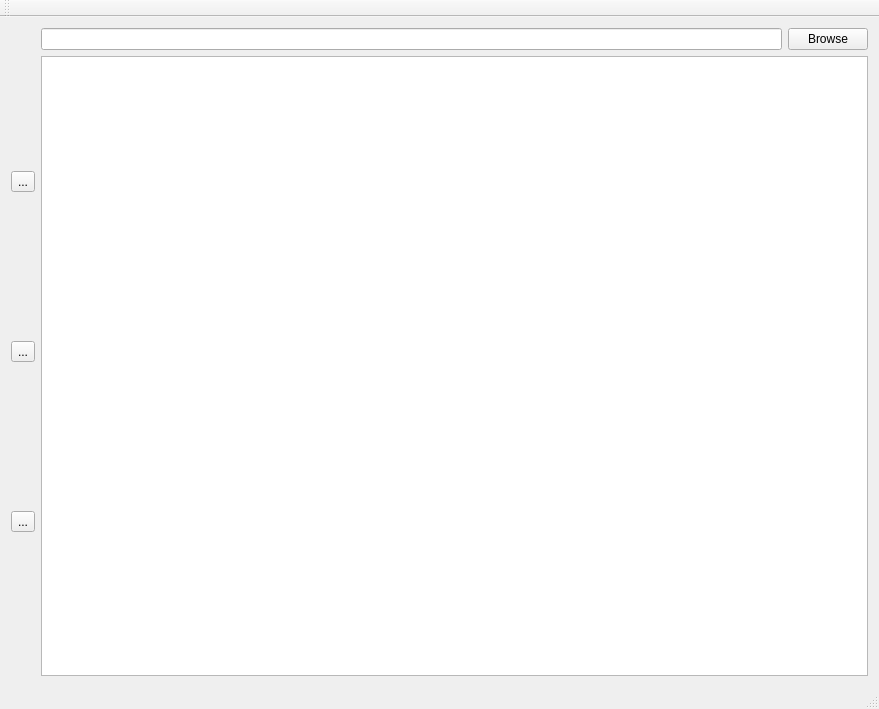
Before: the Qt Designer form roi_selector/roi.ui in noelniles/lablr, drawn with Qt 5.
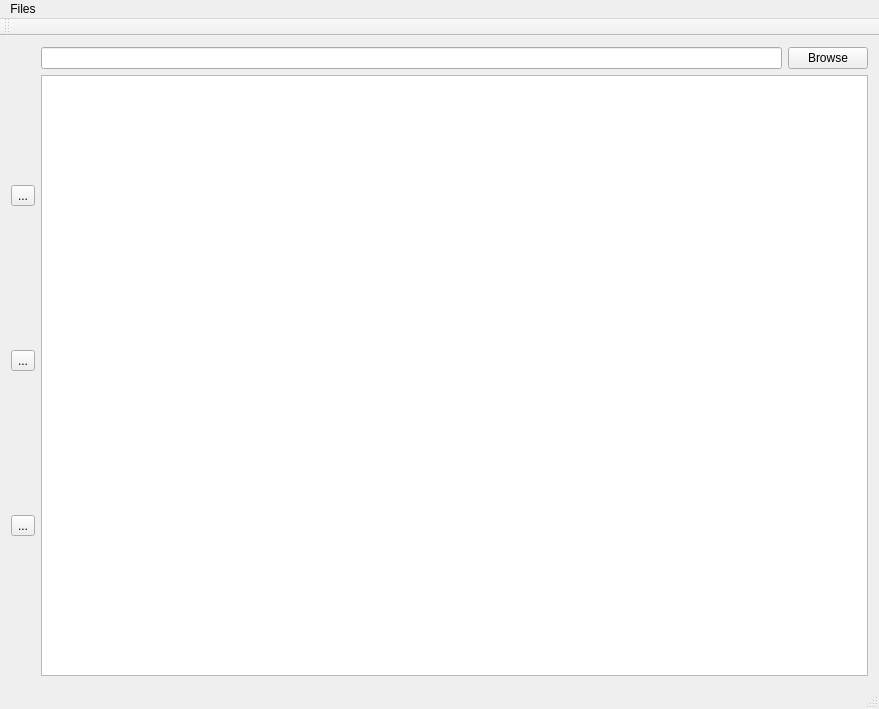
After: the same form once the commit is applied.

Commit message: Allow exporting ROIs

The edit to the form file:
```diff
--- a/roi_selector/roi.ui
+++ b/roi_selector/roi.ui
@@ -87,9 +87,17 @@
      <x>0</x>
      <y>0</y>
      <width>879</width>
-     <height>25</height>
+     <height>23</height>
     </rect>
    </property>
+   <widget class="QMenu" name="menuFiles">
+    <property name="title">
+     <string>Files</string>
+    </property>
+    <addaction name="import_action"/>
+    <addaction name="export_action"/>
+   </widget>
+   <addaction name="menuFiles"/>
   </widget>
   <widget class="QToolBar" name="mainToolBar">
    <attribute name="toolBarArea">
```
Left out of the diff: 10 changed lines with no effect on the pictures. The commit also changes 1 other file.
